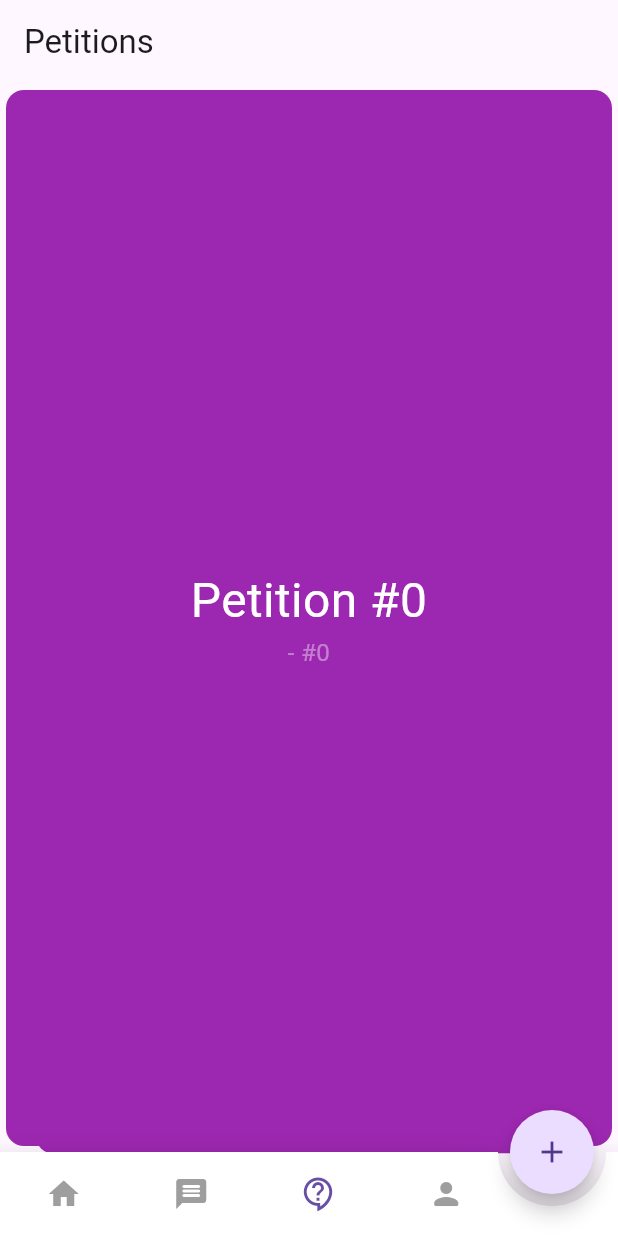
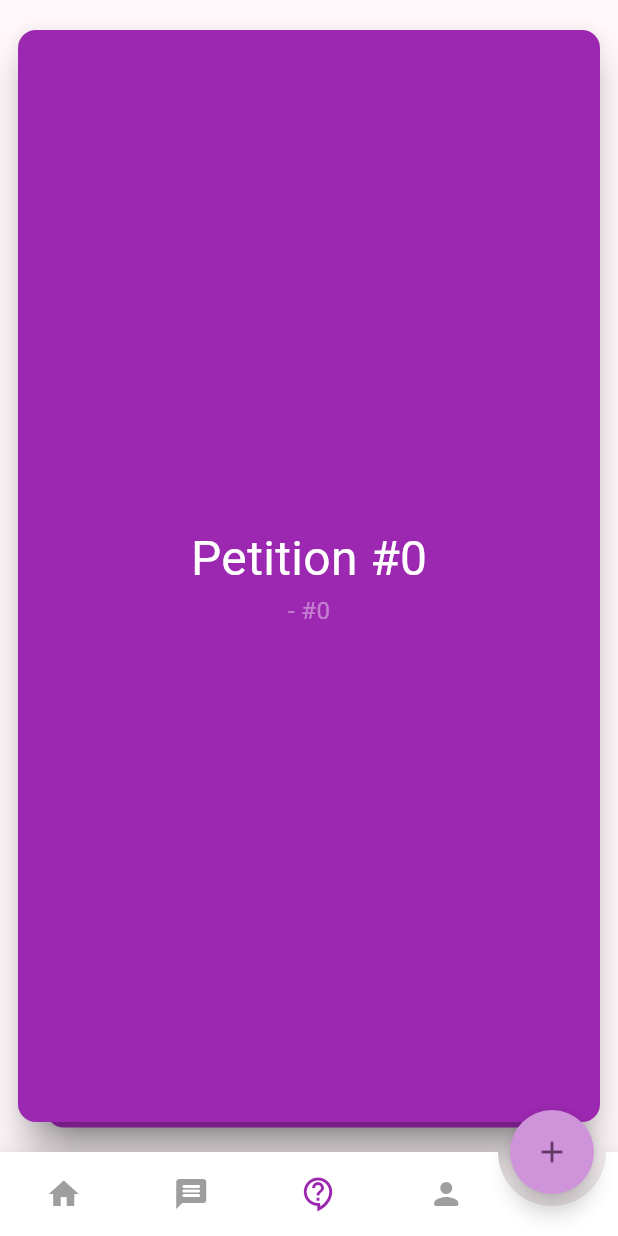
Before and after one commit to CerberusProgrammer/kind_words, a Flutter app: the screen it shows after launch, item 3 of the bottom bar chosen, on a phone screen of 412 x 824 dp. Run offline on Flutter 3.47's test engine with Material 3 defaults, Android fonts, the light colour scheme and no system bars; drawn by our look-alikes of animated_bottom_navigation_bar, appinio_swiper; our stand-ins replace draggable_home, get; missing offline and left inert: dart:ffi.

Commit message:
A lot of more things!

```diff
--- a/lib/core/config/theme/theme.controller.dart
+++ b/lib/core/config/theme/theme.controller.dart
@@ -2,17 +2,23 @@ import 'package:flutter/material.dart';
 import 'package:get/get.dart';
 
 class ThemeController extends GetxController {
-  var isDarkMode = false.obs;
-  var color = Colors.purple.obs;
+  var isDarkTheme = false.obs;
+  var isMaterial3 = true.obs;
+  var primaryColor = Colors.purple.obs;
 
-  ThemeData get appTheme => ThemeData(
-        brightness: isDarkMode.value ? Brightness.dark : Brightness.light,
-        useMaterial3: true,
-        colorSchemeSeed: color.value,
+  ThemeData get themeData => ThemeData(
+        brightness: isDarkTheme.value ? Brightness.dark : Brightness.light,
+        useMaterial3: isMaterial3.value,
+        colorSchemeSeed: primaryColor.value,
       );
 
-  void toggleBrightness() {
-    isDarkMode.value = !isDarkMode.value;
-    update();
+  void changeTheme() {
+    isDarkTheme.value = !isDarkTheme.value;
+  }
+
+  void changeMaterialVersion() {}
+
+  void changePrimaryColor(Color color) {
+    primaryColor.value = color as MaterialColor;
   }
 }
--- a/lib/dashboard.screen.dart
+++ b/lib/dashboard.screen.dart
@@ -1,8 +1,11 @@
 import 'package:flutter/material.dart';
+import 'package:get/get.dart';
+import 'package:kind_words/core/config/theme/theme.controller.dart';
 import 'package:kind_words/widgets/post/posts.screen.dart';
 import 'package:animated_bottom_navigation_bar/animated_bottom_navigation_bar.dart';
 import 'package:kind_words/widgets/petition/petitions.screen.dart';
 import 'package:kind_words/widgets/post/widgets/post.create.widget.dart';
+import 'package:kind_words/widgets/settings/settings.screen.dart';
 
 class DashboardScreen extends StatefulWidget {
   const DashboardScreen({super.key});
@@ -14,11 +17,11 @@ class DashboardScreen extends StatefulWidget {
 class _DashboardScreenState extends State<DashboardScreen> {
   int _currentIndex = 0;
 
-  final List<Widget> _children = const [
-    PostsScreen(),
-    Text('Ventana 2'),
-    PetitionsScreen(),
-    Text('Ventana 4'),
+  final List<Widget> _children = [
+    const PostsScreen(),
+    const Text('Ventana 2'),
+    const PetitionsScreen(),
+    SettingsScreen(),
   ];
 
   void onTabTapped(int index) {
@@ -29,10 +32,13 @@ class _DashboardScreenState extends State<DashboardScreen> {
 
   @override
   Widget build(BuildContext context) {
-    return Scaffold(
+    final themeController = Get.find<ThemeController>();
+
+    return Obx(() => Scaffold(
           body: _children[_currentIndex],
           floatingActionButton: (_currentIndex == 0 || _currentIndex == 2)
               ? FloatingActionButton(
+                  backgroundColor: themeController.primaryColor.value.shade200,
                   shape: RoundedRectangleBorder(
                     borderRadius: BorderRadius.circular(30),
                   ),
@@ -58,10 +64,13 @@ class _DashboardScreenState extends State<DashboardScreen> {
             gapLocation: GapLocation.end,
             notchSmoothness: NotchSmoothness.softEdge,
             onTap: onTabTapped,
-        activeColor: Theme.of(context).colorScheme.primary,
+            backgroundColor: themeController.isDarkTheme.value == true
+                ? Colors.black
+                : Colors.white,
+            activeColor: themeController.primaryColor.value,
             inactiveColor: Colors.grey,
-        splashColor: Theme.of(context).colorScheme.primary,
+            splashColor: themeController.primaryColor.value,
           ),
-    );
+        ));
   }
 }
--- a/lib/main.dart
+++ b/lib/main.dart
@@ -5,29 +5,25 @@ import 'package:kind_words/core/config/theme/theme.controller.dart';
 import 'package:kind_words/widgets/post/post.controller.dart';
 
 void main() {
-  runApp(
-    GetMaterialApp(
-      initialBinding: BindingsBuilder(() {
-        Get.put(ThemeController());
-        Get.put(PostController());
-      }),
-      debugShowCheckedModeBanner: false,
-      home: const DashboardScreen(),
-    ),
-  );
+  runApp(MainApp());
 }
 
 class MainApp extends StatelessWidget {
-  const MainApp({super.key});
+  final ThemeController themeController = Get.put(ThemeController());
+
+  MainApp({super.key});
 
   @override
   Widget build(BuildContext context) {
-    final themeController = Get.find<ThemeController>();
-
-    return MaterialApp(
-      debugShowCheckedModeBanner: false,
-      theme: themeController.appTheme,
-      home: const DashboardScreen(),
-    );
+    return Obx(() {
+      return GetMaterialApp(
+        debugShowCheckedModeBanner: false,
+        theme: themeController.themeData,
+        home: const DashboardScreen(),
+        initialBinding: BindingsBuilder(() {
+          Get.put(PostController());
+        }),
+      );
+    });
   }
 }
--- a/lib/widgets/petition/petitions.screen.dart
+++ b/lib/widgets/petition/petitions.screen.dart
@@ -12,26 +12,30 @@ class PetitionsScreen extends StatefulWidget {
 class _PetitionsScreenState extends State<PetitionsScreen> {
   @override
   Widget build(BuildContext context) {
-    return Scaffold(
-      appBar: AppBar(
-        title: const Text('Petitions'),
-      ),
-      body: SizedBox(
+    return SafeArea(
+      child: Scaffold(
+        body: Padding(
+          padding: const EdgeInsets.symmetric(vertical: 16, horizontal: 8),
+          child: SizedBox(
             width: double.infinity,
             height: MediaQuery.of(context).size.height,
             child: AppinioSwiper(
               cardCount: 50,
               cardBuilder: (context, index) => Card(
-                  elevation: 0,
+                elevation: 10,
                 color: Colors.purple,
                 child: InkWell(
                   onTap: () => Navigator.push(
                     context,
                     MaterialPageRoute(
-                            builder: (builder) =>
-                                PetitionViewScreen(index: index))),
+                      builder: (builder) => PetitionViewScreen(index: index),
+                    ),
+                  ),
                   borderRadius: BorderRadius.circular(10),
-                    child: Column(
+                  child: Row(
+                    mainAxisAlignment: MainAxisAlignment.center,
+                    children: [
+                      Column(
                         mainAxisAlignment: MainAxisAlignment.center,
                         children: [
                           Text(
@@ -52,8 +56,13 @@ class _PetitionsScreenState extends State<PetitionsScreen> {
                           ),
                         ],
                       ),
+                    ],
                   ),
-                )),
+                ),
+              ),
+            ),
+          ),
+        ),
       ),
     );
   }
--- a/lib/widgets/post/widgets/post-card.widget.dart
+++ b/lib/widgets/post/widgets/post-card.widget.dart
@@ -12,6 +12,7 @@ class PostCard extends StatelessWidget {
   @override
   Widget build(BuildContext context) {
     return Card(
+      elevation: 10,
       color: post.color,
       child: Column(
         mainAxisAlignment: MainAxisAlignment.center,
```
Also changed, not shown: lib/widgets/post/posts.screen.dart (+5 -3 lines), lib/widgets/settings/settings.screen.dart (added, +67 -0 lines), pubspec.lock. Lines whose indentation alone changed are shown as unchanged.
